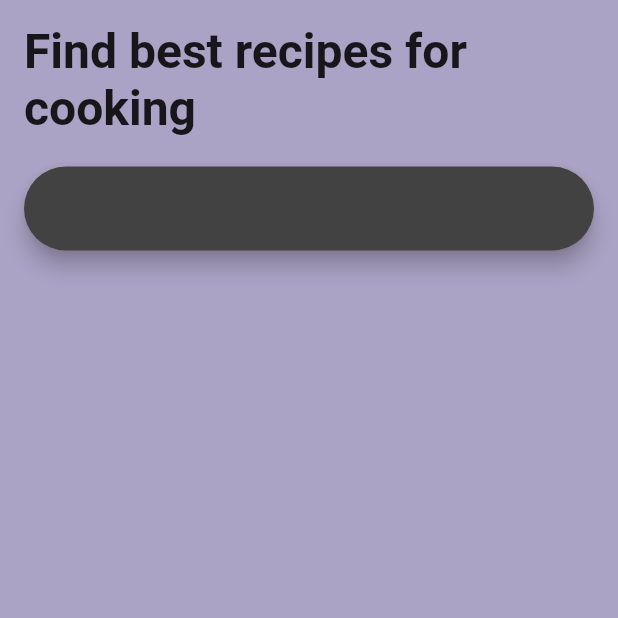
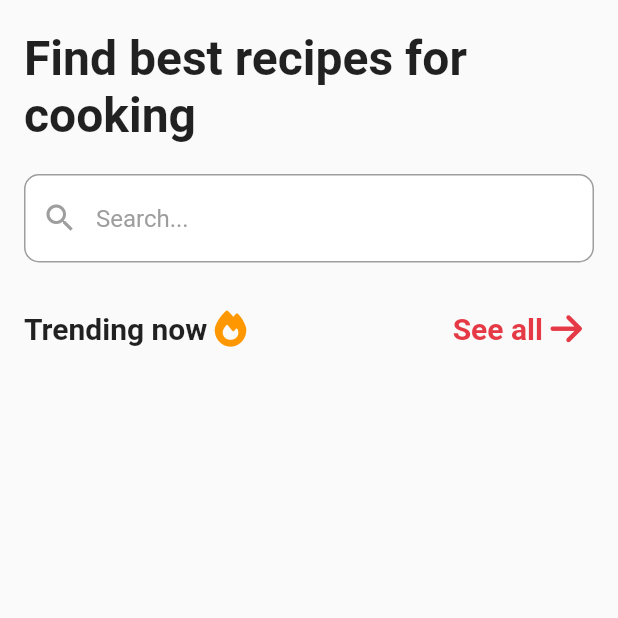
Before and after one commit to MohamedElDemerdashSelim/FoodGenius, a Flutter app: the screen it shows after launch, on a phone screen of 412 x 824 dp, the top half of it. Run offline on Flutter 3.47's test engine with Material 2 defaults, Android fonts, the light colour scheme and no system bars; our stand-ins replace font_awesome_flutter, go_router.

Commit message:
create trending section

```diff
--- a/lib/Features/home/presentation/views/home_view.dart
+++ b/lib/Features/home/presentation/views/home_view.dart
@@ -7,7 +7,9 @@ class HomeView extends StatelessWidget {
   @override
   Widget build(BuildContext context) {
     return const Scaffold(
-      body: HomeViewBody(),
+      body: SafeArea(
+        child: HomeViewBody(),
+      ),
     );
   }
 }
--- a/lib/Features/home/presentation/views/widgets/home_view_body.dart
+++ b/lib/Features/home/presentation/views/widgets/home_view_body.dart
@@ -1,5 +1,8 @@
 import 'package:flutter/material.dart';
+import 'package:font_awesome_flutter/font_awesome_flutter.dart';
 import 'package:food_me/Features/home/presentation/views/widgets/search_bar.dart';
+import 'package:food_me/Features/home/presentation/views/widgets/trending_section.dart';
+import 'package:food_me/Features/home/presentation/views/widgets/welcome_message.dart';
 
 class HomeViewBody extends StatelessWidget {
   const HomeViewBody({Key? key}) : super(key: key);
@@ -12,7 +15,7 @@ class HomeViewBody extends StatelessWidget {
         crossAxisAlignment: CrossAxisAlignment.start,
         children: const [
           SizedBox(
-            height: 15,
+            height: 20,
           ),
           welcomemessage(),
           SizedBox(
@@ -20,26 +23,61 @@ class HomeViewBody extends StatelessWidget {
           ),
           // Search bar
           SearchBar(),
+          SizedBox(
+            height: 20,
+          ),
+
+          TrendingSection(),
         ],
       ),
     );
   }
 }
 
-class welcomemessage extends StatelessWidget {
-  const welcomemessage({
-    super.key,
-  });
+// class TrendingSection extends StatelessWidget {
+//   const TrendingSection({super.key});
 
-  @override
-  Widget build(BuildContext context) {
-    return const Text(
-      'Find best recipes for cooking',
-      style: TextStyle(
-        color: Colors.black87,
-        fontSize: 32,
-        fontWeight: FontWeight.bold,
-      ),
-    );
-  }
-}
+//   @override
+//   Widget build(BuildContext context) {
+//     return Column(
+//       children: [
+//         Row(
+//           children: const [
+//             Text(
+//               'Trending now',
+//               style: TextStyle(
+//                 color: Colors.black87,
+//                 fontSize: 20,
+//                 fontWeight: FontWeight.bold,
+//               ),
+//             ),
+//             SizedBox(
+//               width: 5,
+//             ),
+//             FaIcon(
+//               FontAwesomeIcons.fire,
+//               color: Colors.orange,
+//               size: 24.0,
+//             ),
+//             Text(
+//               'See all',
+//               style: TextStyle(
+//                 color: Color(0xffe63946),
+//                 fontSize: 20,
+//                 fontWeight: FontWeight.bold,
+//               ),
+//             ),
+//             SizedBox(
+//               width: 5,
+//             ),
+//             FaIcon(
+//               FontAwesomeIcons.arrowRight,
+//               color: Color(0xffe63946),
+//               size: 24.0,
+//             ),
+//           ],
+//         )
+//       ],
+//     );
+//   }
+// }
--- /dev/null
+++ b/lib/Features/home/presentation/views/widgets/search_bar.dart
@@ -0,0 +1,33 @@
+import 'package:flutter/material.dart';
+
+class SearchBar extends StatelessWidget {
+  const SearchBar({super.key});
+
+  @override
+  Widget build(BuildContext context) {
+    return Container(
+      decoration: BoxDecoration(
+        color: Colors.white,
+        borderRadius: BorderRadius.circular(12),
+      ),
+      child: const TextField(
+        style: TextStyle(
+          color: Colors.white,
+        ),
+        decoration: InputDecoration(
+            hintText: 'Search...',
+            hintStyle: TextStyle(
+              color: Colors.grey,
+            ),
+            prefixIcon: Icon(
+              Icons.search,
+              color: Colors.grey,
+            ),
+            border: OutlineInputBorder(
+              borderRadius: BorderRadius.all(Radius.circular(10)),
+              borderSide: BorderSide(color: Colors.black38),
+            )),
+      ),
+    );
+  }
+}
--- /dev/null
+++ b/lib/Features/home/presentation/views/widgets/trending_section.dart
@@ -0,0 +1,60 @@
+import 'package:flutter/material.dart';
+import 'package:font_awesome_flutter/font_awesome_flutter.dart';
+
+class TrendingSection extends StatelessWidget {
+  const TrendingSection({Key? key});
+
+  @override
+  Widget build(BuildContext context) {
+    return Column(
+      children: [
+        Row(
+          children: [
+            const Text(
+              'Trending now',
+              style: TextStyle(
+                color: Colors.black87,
+                fontSize: 20,
+                fontWeight: FontWeight.bold,
+              ),
+            ),
+            const SizedBox(
+              width: 5,
+            ),
+            const FaIcon(
+              FontAwesomeIcons.fire,
+              color: Colors.orange,
+              size: 24.0,
+            ),
+            const Spacer(),
+            TextButton(
+              onPressed: () {
+                // add your action here
+              },
+              child: Row(
+                children: const [
+                  Text(
+                    'See all',
+                    style: TextStyle(
+                      color: Color(0xffe63946),
+                      fontSize: 20,
+                      fontWeight: FontWeight.bold,
+                    ),
+                  ),
+                  SizedBox(
+                    width: 5,
+                  ),
+                  FaIcon(
+                    FontAwesomeIcons.arrowRight,
+                    color: Color(0xffe63946),
+                    size: 24.0,
+                  ),
+                ],
+              ),
+            ),
+          ],
+        )
+      ],
+    );
+  }
+}
--- /dev/null
+++ b/lib/Features/home/presentation/views/widgets/welcome_message.dart
@@ -0,0 +1,19 @@
+import 'package:flutter/material.dart';
+
+class welcomemessage extends StatelessWidget {
+  const welcomemessage({
+    super.key,
+  });
+
+  @override
+  Widget build(BuildContext context) {
+    return const Text(
+      'Find best recipes for cooking',
+      style: TextStyle(
+        color: Colors.black87,
+        fontSize: 32,
+        fontWeight: FontWeight.bold,
+      ),
+    );
+  }
+}
--- a/lib/constants.dart
+++ b/lib/constants.dart
@@ -1,5 +1,2 @@
-import 'package:flutter/material.dart';
-
-const kPrimaryColor = Color.fromARGB(255, 171, 163, 197);
 const kTranstionDuration = Duration(milliseconds: 250);
 const kGtSectraFine = 'GT Sectra Fine';
--- a/lib/main.dart
+++ b/lib/main.dart
@@ -15,9 +15,7 @@ class FoodGenius extends StatelessWidget {
     return MaterialApp.router(
       routerConfig: AppRouter.router,
       debugShowCheckedModeBanner: false,
-      theme: ThemeData.dark().copyWith(
-        scaffoldBackgroundColor: kPrimaryColor,
-      ),
+      theme: ThemeData.light(),
     );
   }
 }
--- a/pubspec.yaml
+++ b/pubspec.yaml
@@ -38,6 +38,7 @@ dependencies:
   cupertino_icons: ^1.0.2
   go_router: ^6.0.6
   google_fonts: ^3.0.1
+  font_awesome_flutter: ^10.4.0
 
 dev_dependencies:
   flutter_test:
```
Also changed, not shown: pubspec.lock.
